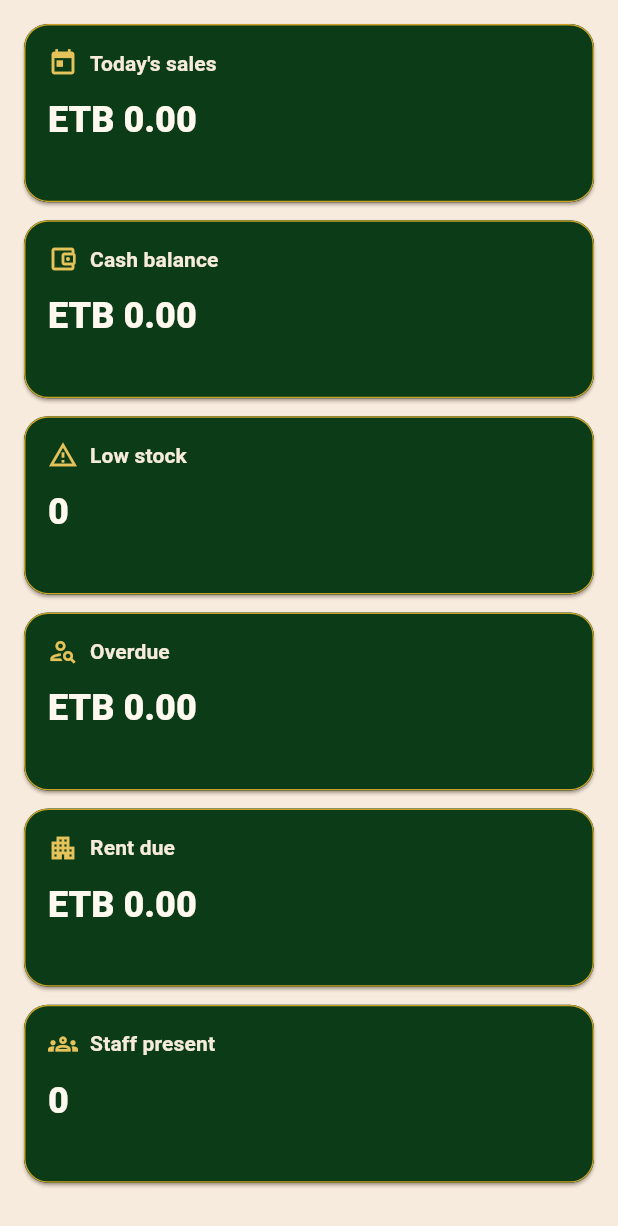
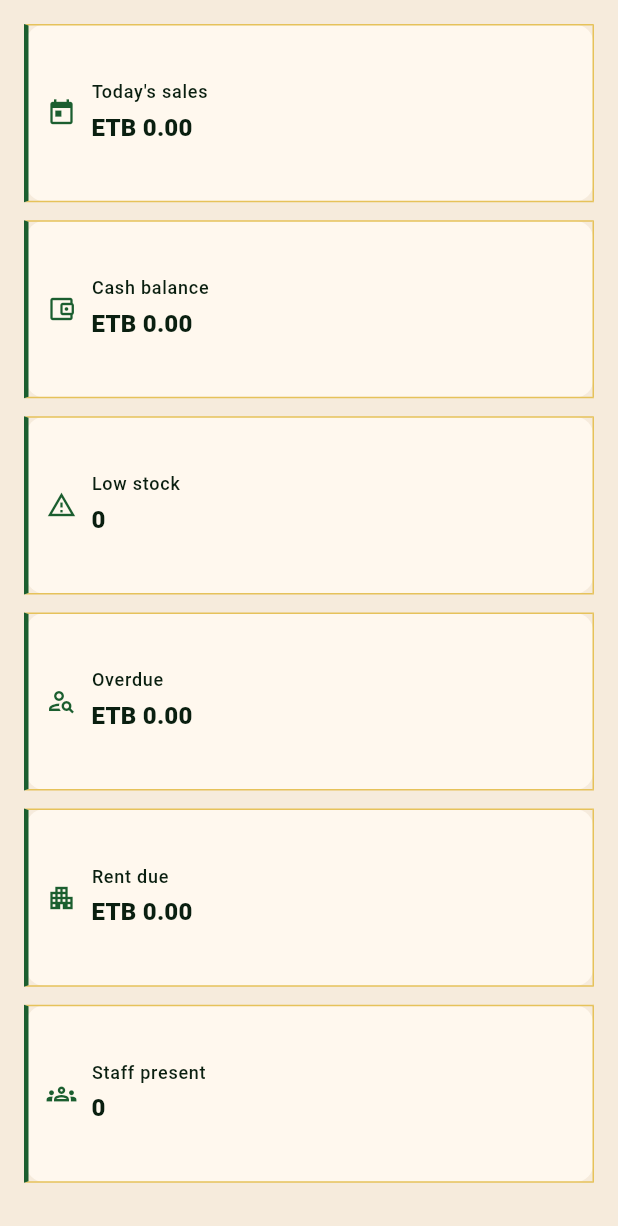
Before and after one commit to saidburte-netizen/Seid-abdure, a Flutter app: the _KpiGrid widget shown alone on an empty page, opened directly with empty values, on a phone screen of 412 x 824 dp. Shown: the top 1226 px of the screen. Run offline on Flutter 3.47's test engine with Material 3 defaults, Android fonts, the phone set to English and light mode, and no system bars; our stand-ins replace connectivity_plus, flutter_secure_storage, go_router, image_picker, package_info_plus, pdf and 3 more; accounts and stored records are empty.

Commit message:
Fix dashboard refresh and KPI card layout
Co-authored-by: Copilot <223556219+Copilot@users.noreply.github.com>

```diff
--- a/lib/screens/dashboard_screen.dart
+++ b/lib/screens/dashboard_screen.dart
@@ -72,12 +72,16 @@ class _DashboardScreenState extends State<DashboardScreen> {
 
   void _reload() {
     if (!mounted) return;
-    setState(() => _kpis = _loadKpis());
+    setState(() {
+      _kpis = _loadKpis();
+    });
   }
 
   Future<void> _refresh() async {
     final future = _loadKpis();
-    setState(() => _kpis = future);
+    setState(() {
+      _kpis = future;
+    });
     await future;
   }
 
@@ -260,10 +264,76 @@ class _KpiGrid extends StatelessWidget {
             childAspectRatio: columns == 1 ? 3.2 : 2.4,
             children: [
               for (final card in cards)
-                StatCard(label: card.$1, value: card.$2, icon: card.$3),
+                _DashboardKpiCard(
+                  label: card.$1,
+                  value: card.$2,
+                  icon: card.$3,
+                ),
             ],
           );
         },
+      ),
+    );
+  }
+}
+
+class _DashboardKpiCard extends StatelessWidget {
+  const _DashboardKpiCard({
+    required this.label,
+    required this.value,
+    required this.icon,
+  });
+
+  final String label;
+  final String value;
+  final IconData icon;
+
+  @override
+  Widget build(BuildContext context) {
+    final scheme = Theme.of(context).colorScheme;
+    return Container(
+      padding: const EdgeInsets.all(12),
+      decoration: BoxDecoration(
+        color: scheme.surfaceContainerHighest,
+        borderRadius: BorderRadius.circular(12),
+        border: Border(
+          left: BorderSide(color: scheme.primary, width: 3),
+          top: BorderSide(color: scheme.outlineVariant),
+          right: BorderSide(color: scheme.outlineVariant),
+          bottom: BorderSide(color: scheme.outlineVariant),
+        ),
+      ),
+      child: Row(
+        children: [
+          Icon(icon, size: 20, color: scheme.primary),
+          const SizedBox(width: 10),
+          Expanded(
+            child: Column(
+              mainAxisAlignment: MainAxisAlignment.center,
+              crossAxisAlignment: CrossAxisAlignment.start,
+              children: [
+                Text(
+                  label,
+                  maxLines: 1,
+                  overflow: TextOverflow.ellipsis,
+                  style: Theme.of(context).textTheme.labelMedium,
+                ),
+                const SizedBox(height: 4),
+                FittedBox(
+                  fit: BoxFit.scaleDown,
+                  alignment: Alignment.centerLeft,
+                  child: Text(
+                    value,
+                    maxLines: 1,
+                    style: Theme.of(context).textTheme.titleMedium?.copyWith(
+                      fontWeight: FontWeight.w800,
+                    ),
+                  ),
+                ),
+              ],
+            ),
+          ),
+        ],
       ),
     );
   }
```
Also changed, not shown: 2 other files.
